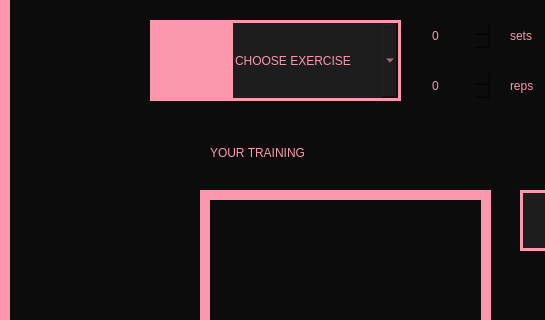
Above: View/NewFreeWeightTraining.ui from Hanna-J-K/fitnessapp before the change; both pictures show x 0 to 545 and y 100 to 420 of the 800 by 600 pixel window. Below: the same form after it.
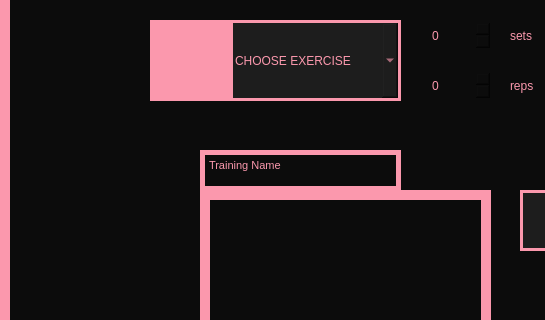
That is the form after the change. Icons and pictures are not drawn.

Diff of the .ui file:
```diff
--- a/View/NewFreeWeightTraining.ui
+++ b/View/NewFreeWeightTraining.ui
@@ -48,28 +48,6 @@
      </rect>
     </property>
    </widget>
-   <widget class="QPushButton" name="new_training">
-    <property name="geometry">
-     <rect>
-      <x>210</x>
-      <y>230</y>
-      <width>201</width>
-      <height>45</height>
-     </rect>
-    </property>
-    <property name="cursor">
-     <cursorShape>PointingHandCursor</cursorShape>
-    </property>
-    <property name="styleSheet">
-     <string notr="true">border: none;
-font: 16pt &quot;PRIMETIME&quot;;
-text-align: left;
-</string>
-    </property>
-    <property name="text">
-     <string>YOUR TRAINING</string>
-    </property>
-   </widget>
    <widget class="QPushButton" name="bw_btn">
     <property name="geometry">
      <rect>
@@ -269,6 +247,28 @@
      <string>CREATE</string>
     </property>
    </widget>
+   <widget class="QTextEdit" name="training_name">
+    <property name="geometry">
+     <rect>
+      <x>200</x>
+      <y>250</y>
+      <width>201</width>
+      <height>41</height>
+     </rect>
+    </property>
+    <property name="styleSheet">
+     <string notr="true">border: 5px solid #FB98AD;
+font: 16pt &quot;MS Shell Dlg 2&quot;;
+</string>
+    </property>
+    <property name="html">
+     <string>&lt;!DOCTYPE HTML PUBLIC &quot;-//W3C//DTD HTML 4.0//EN&quot; &quot;http://www.w3.org/TR/REC-html40/strict.dtd&quot;&gt;
+&lt;html&gt;&lt;head&gt;&lt;meta name=&quot;qrichtext&quot; content=&quot;1&quot; /&gt;&lt;style type=&quot;text/css&quot;&gt;
+p, li { white-space: pre-wrap; }
+&lt;/style&gt;&lt;/head&gt;&lt;body style=&quot; font-family:'MS Shell Dlg 2'; font-size:16pt; font-weight:400; font-style:normal;&quot;&gt;
+&lt;p style=&quot; margin-top:0px; margin-bottom:0px; margin-left:0px; margin-right:0px; -qt-block-indent:0; text-indent:0px;&quot;&gt;&lt;span style=&quot; font-size:8.25pt;&quot;&gt;Training Name&lt;/span&gt;&lt;/p&gt;&lt;/body&gt;&lt;/html&gt;</string>
+    </property>
+   </widget>
   </widget>
  </widget>
  <resources/>
```
